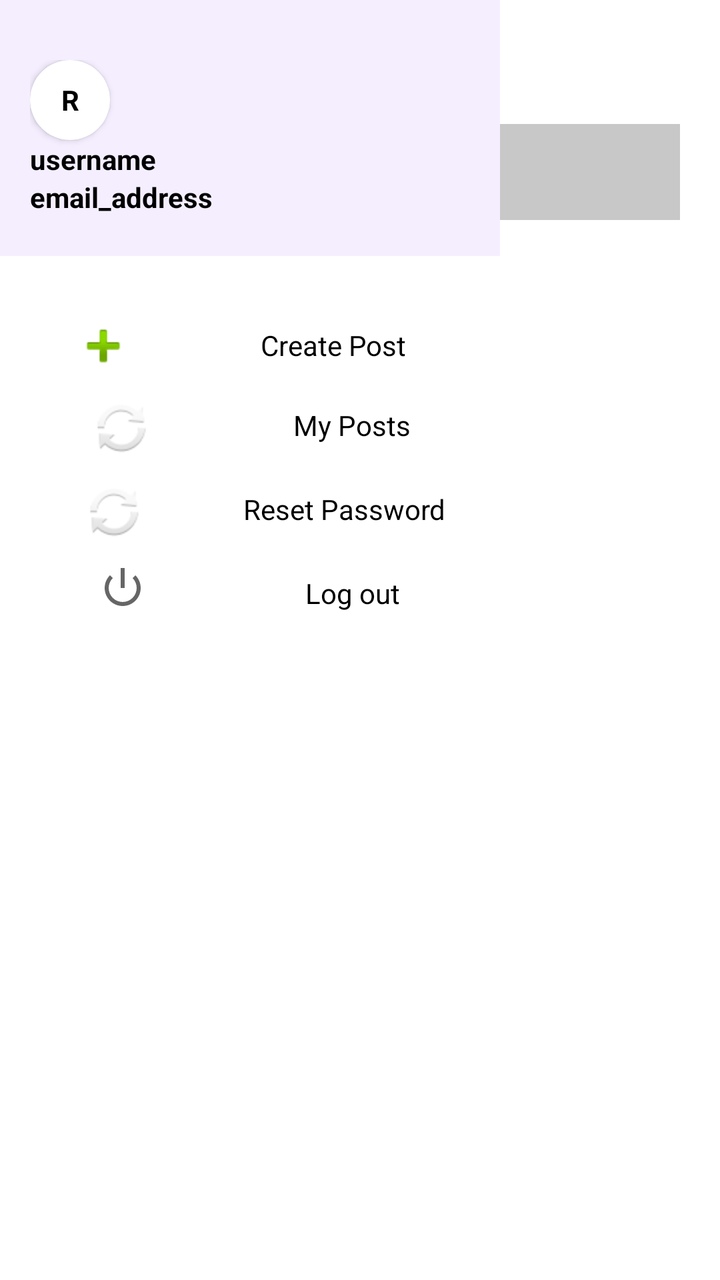
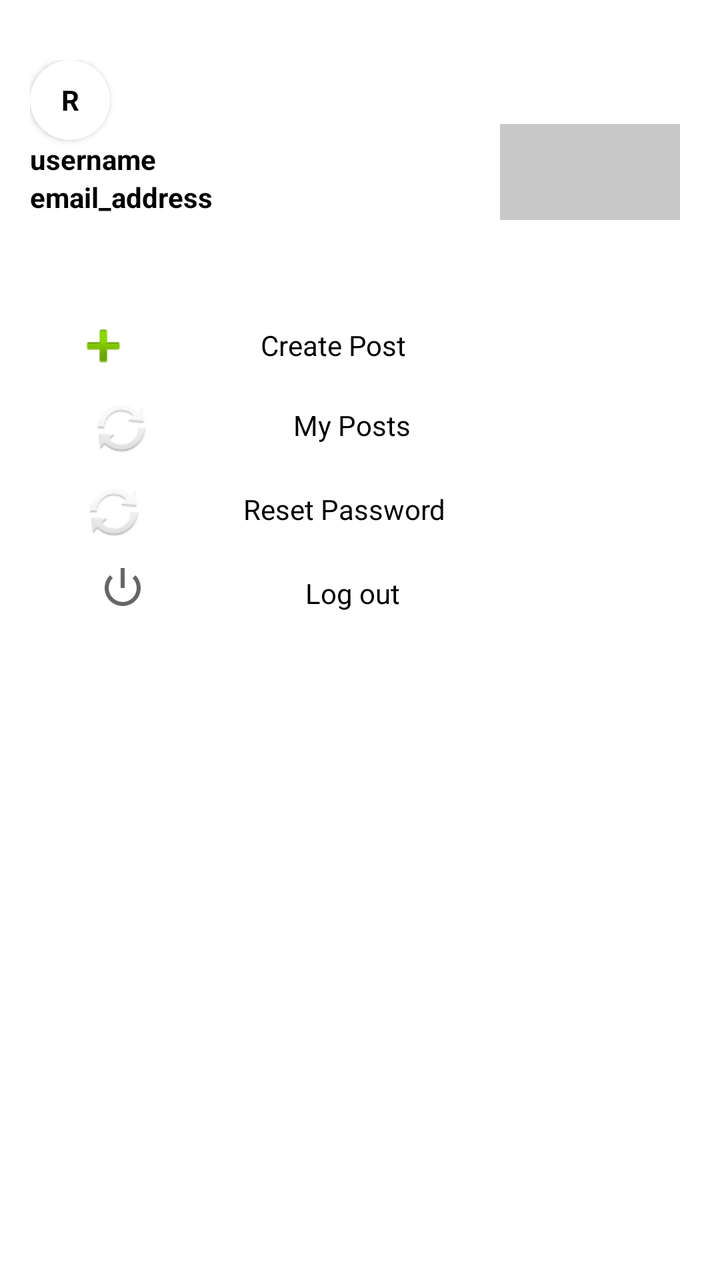

An Android layout rendered at two revisions. The XML below is the earlier revision; the diff shows what the commit changed to produce the second picture.
<!-- AndroidManifest.xml: application theme Theme.Pet_lovers -->
<!-- res/layout/activity_feed.xml -->
<?xml version="1.0" encoding="utf-8"?>
<androidx.constraintlayout.widget.ConstraintLayout xmlns:android="http://schemas.android.com/apk/res/android"
    xmlns:app="http://schemas.android.com/apk/res-auto"
    xmlns:tools="http://schemas.android.com/tools"
    android:id="@+id/main"
    android:layout_width="match_parent"
    android:layout_height="match_parent"
    tools:context=".FeedActivity">

    <LinearLayout
        android:layout_width="match_parent"
        android:layout_height="match_parent"
        android:orientation="vertical"
        android:layout_margin="20dp">

        <LinearLayout
            android:layout_width="match_parent"
            android:layout_height="wrap_content"
            android:orientation="horizontal"
            android:layout_marginBottom="10dp">

            <ImageView
                android:id="@+id/imageView"
                android:layout_width="wrap_content"
                android:layout_height="wrap_content"
                android:layout_weight="0"
                app:srcCompat="@android:drawable/ic_menu_sort_by_size" />

            <TextView
                android:id="@+id/textView4"
                android:layout_width="wrap_content"
                android:layout_height="wrap_content"
                android:layout_weight="1"
                android:text="Feed"
                android:padding="1dp"
                android:layout_marginLeft="10dp"
                android:textStyle="bold"
                android:textColor="@color/black"
                android:textSize="20dp"/>

        </LinearLayout>
        <SearchView
            android:layout_width="match_parent"
            android:layout_height="wrap_content"
            android:layout_weight="0"
            android:background="@color/cardview_shadow_start_color"
            />
        <androidx.recyclerview.widget.RecyclerView
            android:layout_width="match_parent"
            android:layout_height="match_parent" />
    </LinearLayout>

    <com.google.android.material.navigation.NavigationView
        android:layout_width="250dp"
        android:layout_height="match_parent"
        >

        <LinearLayout
            android:layout_width="match_parent"
            android:layout_height="match_parent"
            android:orientation="vertical">

            <LinearLayout
                android:layout_width="match_parent"
                android:layout_height="wrap_content"
                android:orientation="vertical"
                android:background="@color/material_dynamic_tertiary95"
                android:paddingTop="30dp"
                android:paddingLeft="15dp"
                android:paddingBottom="20dp"
                >

                <androidx.cardview.widget.CardView
                    android:layout_width="wrap_content"
                    android:layout_height="wrap_content"
                    app:cardCornerRadius="50dp"
                    app:cardBackgroundColor="@color/white">

                    <TextView
                        android:id="@+id/textView6"
                        android:layout_width="40dp"
                        android:layout_height="40dp"
                        android:gravity="center"
                        android:text="R"
                        android:textColor="@color/black"
                        android:textStyle="bold"

                        />
                </androidx.cardview.widget.CardView>


                <TextView
                    android:id="@+id/textView6"
                    android:layout_width="match_parent"
                    android:layout_height="wrap_content"
                    android:text="username"
                    android:textStyle="bold"
                    android:textColor="@color/black"/>

                <TextView
                    android:id="@+id/textView7"
                    android:layout_width="match_parent"
                    android:layout_height="wrap_content"
                    android:text="email_address"
                    android:textStyle="bold"
                    android:textColor="@color/black"/>
            </LinearLayout>
            <LinearLayout
                android:layout_width="match_parent"
                android:layout_height="match_parent"
                android:orientation="vertical"
                android:background="@color/white"
                android:padding="10dp">

                <LinearLayout
                    android:layout_width="match_parent"
                    android:layout_height="wrap_content"
                    android:orientation="horizontal"
                    android:layout_marginTop="20dp"
                    android:layout_marginBottom="10dp"
                    >
                    <ImageView
                        android:id="@+id/imageView4"
                        android:layout_width="10dp"
                        android:gravity="center"
                        android:layout_height="30dp"
                        android:layout_weight="1"
                        app:srcCompat="@android:drawable/ic_input_add" />

                    <TextView
                        android:id="@+id/textView10"
                        android:layout_width="wrap_content"
                        android:layout_height="wrap_content"
                        android:layout_weight="1"
                        android:text="Create Post"
                        android:textColor="@color/black"
                        android:gravity="center"
                        android:layout_marginTop="5dp"/>


                </LinearLayout>

                <LinearLayout
                    android:layout_width="match_parent"
                    android:layout_height="wrap_content"
                    android:orientation="horizontal"
                    android:layout_marginBottom="10dp"

                    >

                    <ImageView
                        android:id="@+id/imageView7"
                        android:layout_width="wrap_content"
                        android:layout_height="wrap_content"
                        android:gravity="center"
                        android:layout_weight="1"
                        app:srcCompat="@android:drawable/ic_popup_sync" />

                    <TextView
                        android:id="@+id/textView11"
                        android:layout_width="wrap_content"
                        android:layout_height="wrap_content"
                        android:layout_weight="1"
                        android:text="My Posts"
                        android:textColor="@color/black"
                        android:gravity="center"
                        android:layout_marginTop="5dp"/>
                </LinearLayout>

                <LinearLayout
                    android:layout_width="match_parent"
                    android:layout_height="wrap_content"
                    android:orientation="horizontal"
                    android:layout_marginBottom="10dp"
                    >


                    <ImageView
                        android:id="@+id/imageView8"
                        android:layout_width="60dp"
                        android:layout_height="wrap_content"
                        android:gravity="center"
                        android:layout_weight="1"
                        app:srcCompat="@android:drawable/ic_popup_sync" />

                    <TextView
                        android:id="@+id/textView12"
                        android:layout_width="wrap_content"
                        android:layout_height="wrap_content"
                        android:layout_weight="1"
                        android:text="Reset Password"
                        android:textColor="@color/black"
                        android:gravity="center"
                        android:layout_marginTop="5dp"/>
                </LinearLayout>

                <LinearLayout
                    android:layout_width="match_parent"
                    android:layout_height="wrap_content"
                    android:orientation="horizontal"
                    >

                    <ImageView
                        android:id="@+id/imageView9"
                        android:layout_width="23dp"
                        android:layout_height="wrap_content"
                        android:layout_weight="1"
                        app:srcCompat="@android:drawable/ic_lock_power_off" />

                    <TextView
                        android:id="@+id/textView9"
                        android:layout_width="wrap_content"
                        android:layout_height="wrap_content"
                        android:layout_weight="1"
                        android:gravity="center"
                        android:text="Log out"
                        android:textColor="@color/black"
                        android:layout_marginTop="5dp"/>
                </LinearLayout>
            </LinearLayout>
        </LinearLayout>
    </com.google.android.material.navigation.NavigationView>


</androidx.constraintlayout.widget.ConstraintLayout>
<!-- resources referenced by this layout -->
<resources>
  <color name="black">#FF000000</color>
  <color name="white">#FFFFFFFF</color>
  <style name="Theme.Pet_lovers" parent="Theme.MaterialComponents.DayNight.NoActionBar" />
</resources>

<!-- the commit's change to res/layout/activity_feed.xml (unified diff, before → after) -->
@@ -64,7 +64,6 @@
                 android:layout_width="match_parent"
                 android:layout_height="wrap_content"
                 android:orientation="vertical"
-                android:background="@color/material_dynamic_tertiary95"
                 android:paddingTop="30dp"
                 android:paddingLeft="15dp"
                 android:paddingBottom="20dp"
@@ -90,7 +89,7 @@
 
 
                 <TextView
-                    android:id="@+id/textView6"
+                    android:id="@+id/textVie"
                     android:layout_width="match_parent"
                     android:layout_height="wrap_content"
                     android:text="username"
@@ -135,7 +134,8 @@
                         android:text="Create Post"
                         android:textColor="@color/black"
                         android:gravity="center"
-                        android:layout_marginTop="5dp"/>
+                        android:layout_marginTop="5dp"
+                        android:onClick="startCreatePost"/>
 
 
                 </LinearLayout>
